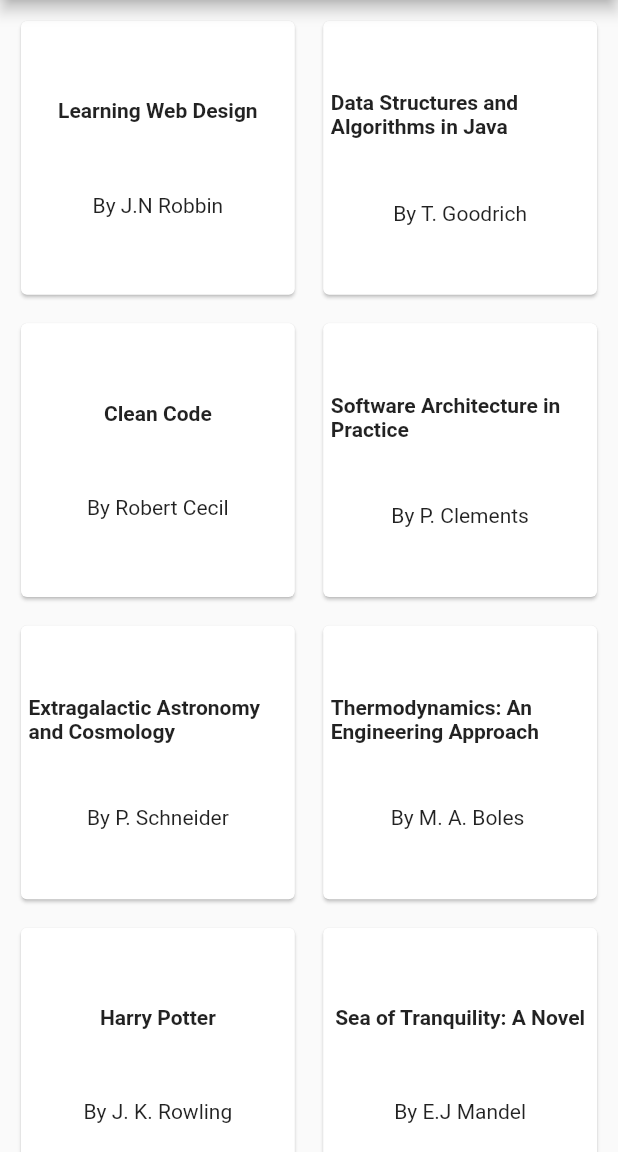
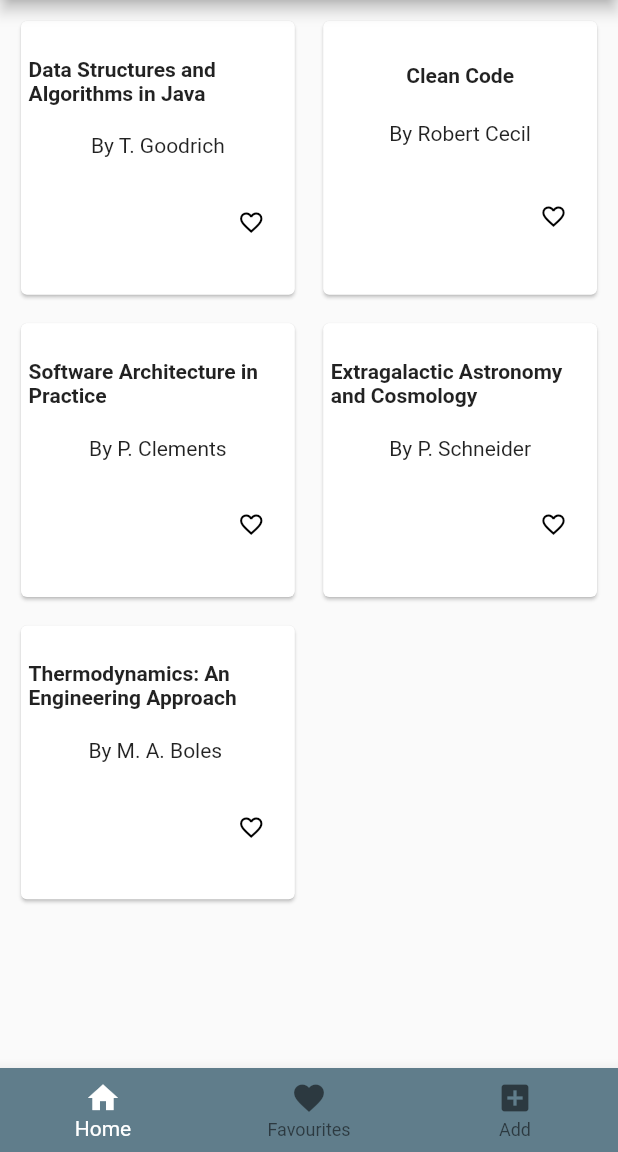
Before and after one commit to Bangiso/first_flutter_app, a Flutter app: the screen it shows after launch, on a phone screen of 412 x 824 dp, the part 84-1236 px from its top. Run offline on Flutter 3.47's test engine with Material 2 defaults, Android fonts, the phone set to English and light mode, and no system bars; our stand-ins replace fluttertoast.

```diff
--- a/lib/models/Book.dart
+++ b/lib/models/Book.dart
@@ -5,6 +5,7 @@ class Book {
   String isbn_number;
   String author;
   int year;
+  bool isFavorite;
 
-  Book(this.title, this.isbn_number, this.author, this.year){}
+  Book(this.title, this.isbn_number, this.author, this.year, this.isFavorite){}
 }
--- a/lib/services/BooksService.dart
+++ b/lib/services/BooksService.dart
@@ -1,32 +1,38 @@
 import 'package:first_flutter_app/models/Book.dart';
 
 class BooksService {
-  var books = [
-
-    Book("Learning Web Design", "SN1238", "J.N Robbin", 2012),
+  final _books = [
+    //Book("Learning Web Design", "SN1238", "J.N Robbin", 2012, true),
     //
 
-    Book("Data Structures and Algorithms in Java", "SN1240",
-        "T. Goodrich", 1997),
-    Book("Clean Code", "SN1241", "Robert Cecil", 2008),
-    Book("Software Architecture in Practice", "SN1242", "P. Clements",
-        1997),
-    Book("Extragalactic Astronomy and Cosmology", "SN1235", "P. Schneider",  2006),
-    Book("Thermodynamics: An Engineering Approach", "SN12354", "M. A. Boles ", 1989),
-    Book("Harry Potter", "SN123", "J. K. Rowling", 1997),
-    Book(
-        "Sea of Tranquility: A Novel", "SN1239", "E.J Mandel", 2022),
-    Book("To Paradise", "SN1239", "H. Yanagihara", 2022),
-    Book("C# algorithms", "SN12345", "B. Gates", 1995),
-    Book("Software architect", "SN1236", "J. Kani", 2013),
-    Book("OOP with Java", "SN1237", "X. James", 2007),
+    Book("Data Structures and Algorithms in Java", "SN1240", "T. Goodrich",
+        1997, false),
+    Book("Clean Code", "SN1241", "Robert Cecil", 2008, false),
+    Book("Software Architecture in Practice", "SN1242", "P. Clements", 1997,
+        false),
+    Book("Extragalactic Astronomy and Cosmology", "SN1235", "P. Schneider",
+        2006, false),
+    Book("Thermodynamics: An Engineering Approach", "SN12354", "M. A. Boles ",
+        1989, false),
+
+    // Book("Harry Potter", "SN123", "J. K. Rowling", 1997, false),
+    // Book("Sea of Tranquility: A Novel", "SN1239", "E.J Mandel", 2022, true),
+    // Book("To Paradise", "SN1239", "H. Yanagihara", 2022, true),
+    // Book("C# algorithms", "SN12345", "B. Gates", 1995, false),
+    // Book("Software architect", "SN1236", "J. Kani", 2013, false),
+    // Book("OOP with Java", "SN1237", "X. James", 2007, false),
   ];
 
   List<Book> getBooks() {
-    return books;
+    return _books;
   }
 
   Book getBookByISBN(String isbn) {
-    return books.firstWhere((e) => e.isbn_number == isbn);
+    return _books.firstWhere((e) => e.isbn_number == isbn);
+  }
+
+  void addBook(Book book) {
+    _books.add(book);
+    print("Book added");
   }
 }
--- a/lib/widgets/BooksDetailsWidget.dart
+++ b/lib/widgets/BooksDetailsWidget.dart
@@ -2,8 +2,8 @@ import 'package:flutter/material.dart';
 import 'package:first_flutter_app/models/Book.dart';
 
 class BooksDetailsWidget extends StatelessWidget {
-  BooksDetailsWidget(Key? key, this.book) : super(key: key);
-  final Book book;
+   const BooksDetailsWidget(this.book, {Key? key}) : super(key: key);
+   final Book book;
 
   @override
   Widget build(BuildContext context) {
--- a/lib/widgets/BooksWidget.dart
+++ b/lib/widgets/BooksWidget.dart
@@ -1,10 +1,13 @@
 import 'package:flutter/material.dart';
 import 'package:first_flutter_app/models/Book.dart';
+import 'package:fluttertoast/fluttertoast.dart';
 import 'BooksDetailsWidget.dart';
 
 class BooksWidget extends StatelessWidget {
-  BooksWidget(Key? key, this.book) : super(key: key);
+  const BooksWidget(this.book, this.favs, {Key? key}) : super(key: key);
+
   final Book book;
+  final List<Book> favs;
 
   @override
   Widget build(BuildContext context) {
@@ -12,8 +15,7 @@ class BooksWidget extends StatelessWidget {
         onTap: () {
           Navigator.push(
             context,
-            MaterialPageRoute(
-                builder: (context) => BooksDetailsWidget(key, book)),
+            MaterialPageRoute(builder: (context) => BooksDetailsWidget(book)),
           );
         },
         child: Card(
@@ -22,14 +24,45 @@ class BooksWidget extends StatelessWidget {
           children: <Widget>[
             Expanded(
               child: Container(
-                  padding: EdgeInsets.all(5),
+                  padding: const EdgeInsets.all(5),
                   child: Column(
                       mainAxisAlignment: MainAxisAlignment.spaceEvenly,
                       children: <Widget>[
                         Text(book.title,
                             style:
                                 const TextStyle(fontWeight: FontWeight.bold)),
-                        Text("By ${book.author}")
+                        Text("By ${book.author}"),
+                        Row(
+                            mainAxisAlignment: MainAxisAlignment.end,
+                            children: <Widget>[
+                              IconButton(
+                                //icon: Icon(Icons.favorite, size: 18, color: Color(book.isFavorite?0xFFFFFFFF: 0xFF000000)),
+                                icon: Icon(book.isFavorite?Icons.favorite:Icons.favorite_border, size: 18, color: book.isFavorite?Colors.red:Colors.black,),
+                                onPressed: () {
+                                  Book bookNew = book;
+
+                                  if(bookNew.isFavorite==false){
+                                    bookNew.isFavorite = true;
+                                    favs.add(bookNew);
+                                    Fluttertoast.showToast(
+                                        msg: 'Book added to favourites',
+                                        toastLength: Toast.LENGTH_SHORT,
+                                        gravity: ToastGravity.CENTER,
+                                        timeInSecForIosWeb: 1,
+                                        textColor: Colors.white,
+                                        fontSize: 20.0);
+                                  }else{
+                                    Fluttertoast.showToast(
+                                        msg: 'Book is already your favourite',
+                                        toastLength: Toast.LENGTH_SHORT,
+                                        gravity: ToastGravity.CENTER,
+                                        timeInSecForIosWeb: 1,
+                                        textColor: Colors.white,
+                                        fontSize: 20.0);
+                                  }
+                                },
+                              )
+                            ])
                       ])),
             )
           ],
--- /dev/null
+++ b/lib/widgets/HomePageState.dart
@@ -0,0 +1,160 @@
+import 'package:first_flutter_app/services/BooksService.dart';
+import 'package:first_flutter_app/widgets/BooksWidget.dart';
+import 'package:flutter/material.dart';
+import 'package:fluttertoast/fluttertoast.dart';
+import 'package:first_flutter_app/widgets/MyHomePage.dart';
+import '../models/Book.dart';
+import 'AddBookWidget.dart';
+import 'ProfileWidget.dart';
+
+class MyHomePageState extends State<MyHomePage> {
+  MyHomePageState(Key? key);
+
+  static const String title = 'My Books';
+  int _selectedIndex = 0;
+  late BooksService booksService;
+  late List<Book> favs;
+
+
+  void _onItemTapped(int index) {
+    setState(() {
+      _selectedIndex = index;
+    });
+  }
+  Widget _getFavs(List<Book> favs){
+    if(favs.isEmpty){
+      return const Center( child: Text(  "No books yet, your favourite books will appear here!"));
+    } else {
+      return GridView.count(
+          primary: false,
+          padding: const EdgeInsets.all(5),
+          crossAxisSpacing: 1,
+          mainAxisSpacing: 1,
+          crossAxisCount: 2,
+          children: favs
+              .map((e) => Container(
+            padding: const EdgeInsets.all(5),
+            child: BooksWidget(e, favs), ))
+              .toList());
+    }
+
+  }
+
+  @override
+  void initState() {
+    super.initState();
+    booksService = BooksService();
+    favs = booksService
+        .getBooks()
+        .where((book) => book.isFavorite == true)
+        .toList();
+  }
+
+  @override
+  Widget build(BuildContext context) {
+    return Scaffold(
+      appBar: AppBar(title: const Text(title), centerTitle: true),
+      drawer: Drawer(
+        child: ListView(
+          padding: EdgeInsets.zero,
+          children: [
+            const SizedBox(
+                height: 90.0,
+                child: DrawerHeader(
+                  decoration: BoxDecoration(
+                    color: Colors.blueGrey,
+                  ),
+                  child: Text('Manu options'),
+                )),
+            ListTile(
+              leading: const Icon(
+                Icons.account_box_rounded,
+              ),
+              title: const Text('Profile'),
+              onTap: () {
+                Navigator.push(
+                  context,
+                  MaterialPageRoute(
+                      builder: (context) => const ProfileWidget()),
+                );
+              },
+            ),
+            ListTile(
+              leading: const Icon(
+                Icons.settings,
+              ),
+              title: const Text('Settings'),
+              onTap: () {
+                Fluttertoast.showToast(
+                    msg: "This functionality is not implemented yet.",
+                    toastLength: Toast.LENGTH_LONG,
+                    gravity: ToastGravity.CENTER,
+                    timeInSecForIosWeb: 1,
+                    textColor: Colors.white,
+                    fontSize: 20.0);
+                Navigator.pop(context);
+              },
+            ),
+            ListTile(
+              leading: const Icon(
+                Icons.info,
+              ),
+              title: const Text('About'),
+              onTap: () {
+                showAboutDialog(
+                  context: context,
+                  // applicationIcon: const FlutterLogo(),
+                  applicationName: 'About Us',
+                  applicationVersion: '\u{a9} June 2022',
+                  // applicationLegalese: '\u{a9} 2022 The Library Authors',
+                  children: [
+                    const Text("We provide personalised books for users.")
+                  ],
+                );
+              },
+            ),
+          ],
+        ),
+      ),
+      body: IndexedStack(
+        index: _selectedIndex,
+        children: [
+          GridView.count(
+              primary: false,
+              padding: const EdgeInsets.all(5),
+              crossAxisSpacing: 1,
+              mainAxisSpacing: 1,
+              crossAxisCount: 2,
+              children: booksService
+                  .getBooks()
+                  .map((book) => Container(
+                      padding: const EdgeInsets.all(5),
+                      child: BooksWidget(book, favs)))
+                  .toList()),
+          _getFavs(favs),
+          AddBookWidget(booksService)
+        ],
+      ),
+      bottomNavigationBar: BottomNavigationBar(
+        backgroundColor: Colors.blueGrey,
+        items: const <BottomNavigationBarItem>[
+          BottomNavigationBarItem(
+            icon: Icon(Icons.home),
+            label: 'Home',
+          ),
+          BottomNavigationBarItem(
+            icon: Icon(Icons.favorite),
+            label: 'Favourites',
+          ),
+          BottomNavigationBarItem(
+            icon: Icon(Icons.add_box),
+            label: 'Add',
+          ),
+        ],
+        currentIndex: _selectedIndex,
+        selectedItemColor: Colors.white,
+        onTap: _onItemTapped,
+      ),
+    );
+  }
+}
--- a/lib/widgets/MyApp.dart
+++ b/lib/widgets/MyApp.dart
@@ -10,7 +10,7 @@ class MyApp extends StatelessWidget {
       theme: ThemeData(
         primarySwatch: Colors.blueGrey,
       ),
-      home: MyHomePage(title: "My Books"),
+      home: const MyHomePage(),
     );
   }
 }
--- a/lib/widgets/MyHomePage.dart
+++ b/lib/widgets/MyHomePage.dart
@@ -1,98 +1,9 @@
-import 'package:first_flutter_app/services/BooksService.dart';
-import 'package:first_flutter_app/widgets/BooksWidget.dart';
 import 'package:flutter/material.dart';
-import 'package:fluttertoast/fluttertoast.dart';
+import 'HomePageState.dart';
 
-import 'ProfileWidget.dart';
-
-class MyHomePage extends StatelessWidget {
-  MyHomePage({Key? key, required this.title}) : super(key: key);
-
-  final BooksService booksService = BooksService();
-
-  final String title;
+class MyHomePage extends StatefulWidget {
+  const MyHomePage({Key? key}) : super(key: key);
 
   @override
-  Widget build(BuildContext context) {
-    return Scaffold(
-        appBar: AppBar(title: Text(title),
-          centerTitle: true
-        ),
-        drawer: Drawer(
-          child: ListView(
-            padding: EdgeInsets.zero,
-            children: [
-              const SizedBox(
-            height: 90.0,
-              child: DrawerHeader(
-                decoration: BoxDecoration(
-                  color: Colors.blueGrey,
-                ),
-                child: Text('Manu options'),
-              )),
-              ListTile(
-                leading: const Icon(
-                  Icons.account_box_rounded,
-                ),
-                title: const Text('Profile'),
-                onTap: () {
-                  Navigator.push(
-                    context,
-                    MaterialPageRoute(
-                        builder: (context) => const ProfileWidget()),
-                  );
-                },
-              ),
-              ListTile(
-                leading: const Icon(
-                  Icons.settings,
-                ),
-                title: const Text('Settings'),
-                onTap: () {
-
-                  Fluttertoast.showToast(
-                      msg: "This functionality is not implemented yet.",
-                      toastLength: Toast.LENGTH_LONG,
-                      gravity: ToastGravity.CENTER,
-                      timeInSecForIosWeb: 1,
-                      textColor: Colors.white,
-                      fontSize: 20.0
-                  );
-                  Navigator.pop(context);
-                },
-              ),
-              ListTile(
-                leading: const Icon(
-                  Icons.info,
-                ),
-                title: const Text('About'),
-                onTap: () {
-                  showAboutDialog(
-                    context: context,
-                    // applicationIcon: const FlutterLogo(),
-                    applicationName: 'About Us',
-                    applicationVersion: '\u{a9} June 2022',
-                    // applicationLegalese: '\u{a9} 2022 The Library Authors',
-                    children: [const Text("We provide personalised books for users.")],
-                  );
-                },
-              ),
-            ],
-          ),
-        ),
-        body: GridView.count(
-            primary: false,
-            padding: const EdgeInsets.all(5),
-            crossAxisSpacing: 1,
-            mainAxisSpacing: 1,
-            crossAxisCount: 2,
-            children: booksService
-                .getBooks()
-                .map((book) => Container(
-                    padding: const EdgeInsets.all(5),
-                    child: BooksWidget(key, book)))
-                .toList()
-        )
-    );
-  }
+  MyHomePageState createState() => MyHomePageState(key);
 }
```
Also changed, not shown: lib/widgets/AddBookWidget.dart (added, +104 -0 lines), 3 other files.
